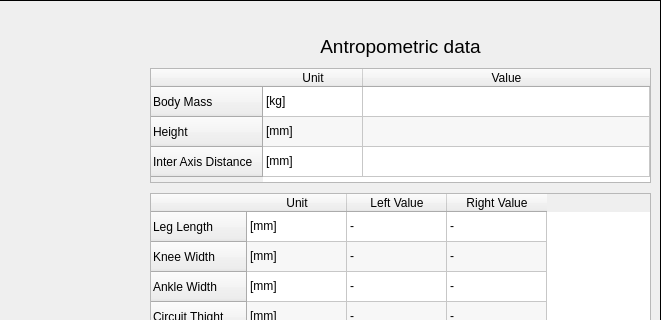
mk4me/hm-mde-one, file trunk/src/edr/src/plugins/communication/ui/PatientCardWidget.ui: the form before one commit; both pictures show x 274 to 935 and y 0 to 320 of the 935 by 846 pixel window.
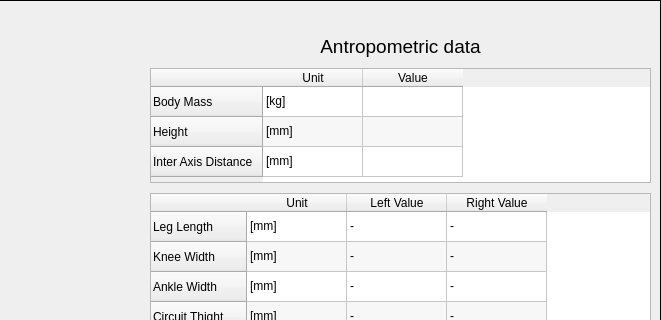
The form after the commit.

```diff
--- a/trunk/src/edr/src/plugins/communication/ui/PatientCardWidget.ui
+++ b/trunk/src/edr/src/plugins/communication/ui/PatientCardWidget.ui
@@ -321,7 +321,7 @@
             <bool>false</bool>
            </attribute>
            <attribute name="horizontalHeaderStretchLastSection">
-            <bool>true</bool>
+            <bool>false</bool>
            </attribute>
            <attribute name="verticalHeaderVisible">
             <bool>true</bool>
```
